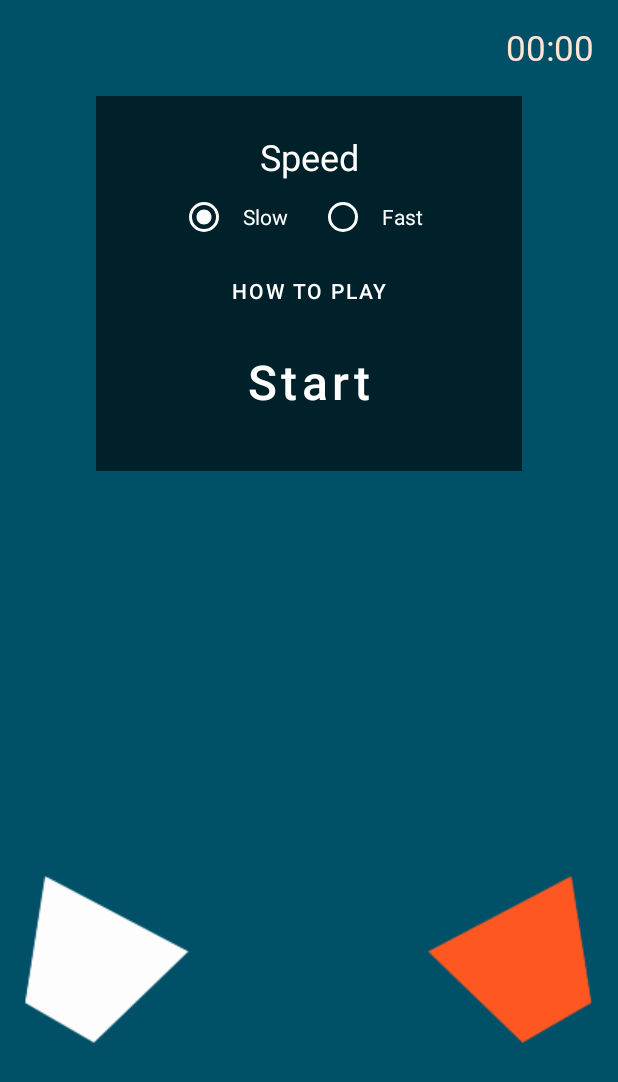
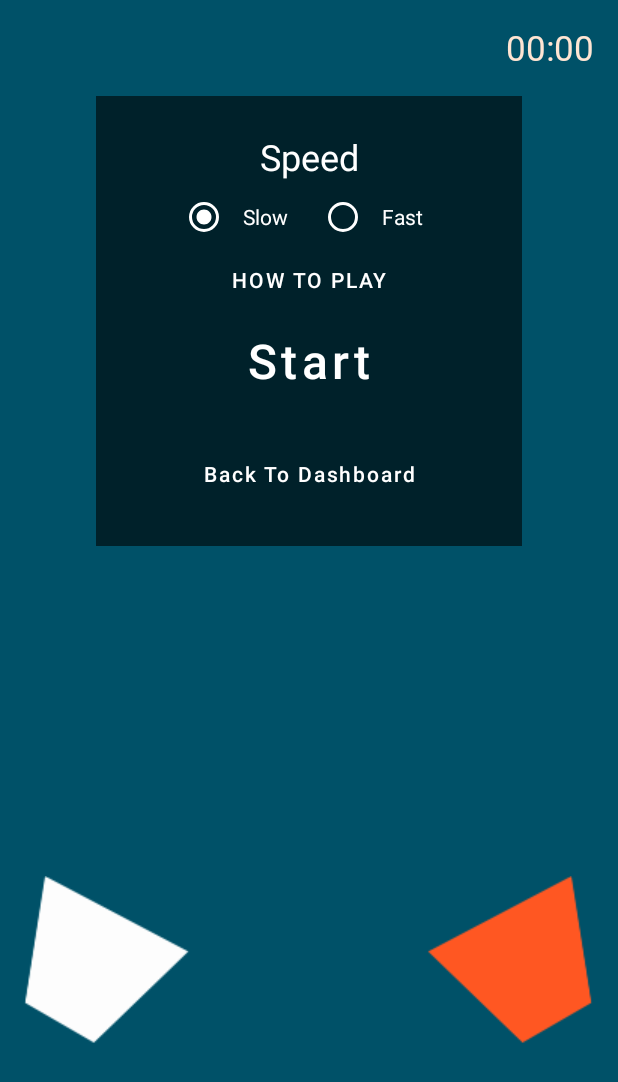
Before and after one commit to xaridar/bullseye_android, an Android app: the SortingCopy screen opened directly, with no data from a screen before it, on a phone screen of 412 x 824 dp. Shown: the top 1082 px of the screen. Run offline under Robolectric (Android 15) with nearby library versions, the phone set to English and light mode, and no system bars; our stand-ins replace Room's generated code, RxJava; 4 statements that could not run were skipped.

Commit message:
stop being dumb dylan

```diff
--- a/app/src/main/res/layout/copy_sorting.xml
+++ b/app/src/main/res/layout/copy_sorting.xml
@@ -29,7 +29,7 @@
         <androidx.constraintlayout.widget.ConstraintLayout
             android:id="@+id/start"
             android:layout_width="0dp"
-            android:layout_height="250dp"
+            android:layout_height="300dp"
             android:layout_marginStart="64dp"
             android:layout_marginTop="64dp"
             android:layout_marginEnd="64dp"
@@ -40,13 +40,14 @@
             app:layout_constraintHorizontal_bias="1.0"
             app:layout_constraintStart_toStartOf="parent"
             app:layout_constraintTop_toTopOf="parent"
-            app:layout_constraintVertical_bias="0.0">
+            app:layout_constraintVertical_bias="0.0"
+            tools:visibility="visible">
 
             <Button
                 android:id="@+id/btn"
                 android:layout_width="wrap_content"
                 android:layout_height="wrap_content"
-                android:layout_marginBottom="24dp"
+                android:layout_marginBottom="16dp"
                 android:background="#00FFFFFF"
                 android:backgroundTint="#00FFFFFF"
                 android:paddingStart="12dp"
@@ -56,6 +57,25 @@
                 android:text="@string/start"
                 android:textAllCaps="false"
                 android:textSize="32sp"
+                app:layout_constraintBottom_toTopOf="@+id/dashBtn"
+                app:layout_constraintEnd_toEndOf="parent"
+                app:layout_constraintStart_toStartOf="parent" />
+
+            <Button
+                android:id="@+id/dashBtn"
+                android:layout_width="wrap_content"
+                android:layout_height="wrap_content"
+                android:layout_marginBottom="24dp"
+                android:background="#00FFFFFF"
+                android:backgroundTint="#00FFFFFF"
+                android:onClick="back"
+                android:paddingStart="12dp"
+                android:paddingTop="8dp"
+                android:paddingEnd="12dp"
+                android:paddingBottom="8dp"
+                android:text="@string/back_to_dashboard"
+                android:textAllCaps="false"
+                android:textSize="14sp"
                 app:layout_constraintBottom_toBottomOf="parent"
                 app:layout_constraintEnd_toEndOf="parent"
                 app:layout_constraintStart_toStartOf="parent" />
@@ -180,10 +200,11 @@
             android:layout_height="94dp"
             android:layout_marginStart="15dp"
             android:layout_marginTop="75dp"
+            android:background="@drawable/ic_baseline_arrow_back_ios_24"
+            android:backgroundTint="@color/sortingLeft"
             android:visibility="invisible"
             app:layout_constraintStart_toStartOf="parent"
-            app:layout_constraintTop_toTopOf="parent"
-            app:srcCompat="@drawable/abc_vector_test" />
+            app:layout_constraintTop_toTopOf="parent" />
 
         <ImageView
             android:id="@+id/rightArrow"
@@ -191,11 +212,11 @@
             android:layout_height="94dp"
             android:layout_marginTop="75dp"
             android:layout_marginEnd="15dp"
-            android:scaleX="-1"
+            android:background="@drawable/ic_baseline_arrow_forward_ios_24"
+            android:backgroundTint="@color/sortingLeft"
             android:visibility="invisible"
             app:layout_constraintEnd_toEndOf="parent"
-            app:layout_constraintTop_toTopOf="parent"
-            app:srcCompat="@drawable/abc_vector_test" />
+            app:layout_constraintTop_toTopOf="parent" />
 
         <androidx.constraintlayout.widget.ConstraintLayout
             android:id="@+id/finishedLayout"
@@ -206,7 +227,7 @@
             app:layout_constraintEnd_toEndOf="parent"
             app:layout_constraintStart_toStartOf="parent"
             app:layout_constraintTop_toTopOf="parent"
-            tools:visibility="visible">
+            tools:visibility="invisible">
 
             <View
                 android:id="@+id/view"
@@ -333,7 +354,6 @@
             android:textStyle="bold"
             app:layout_constraintStart_toStartOf="parent"
             app:layout_constraintTop_toTopOf="parent" />
-
     </androidx.constraintlayout.widget.ConstraintLayout>
 
 
```
